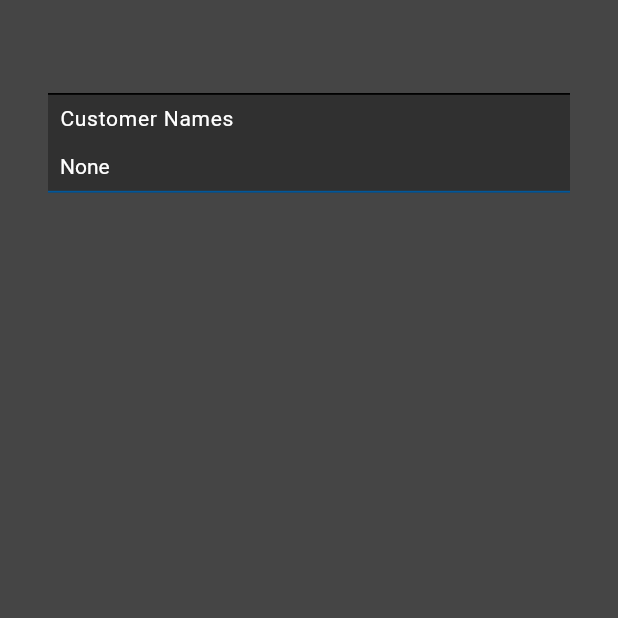
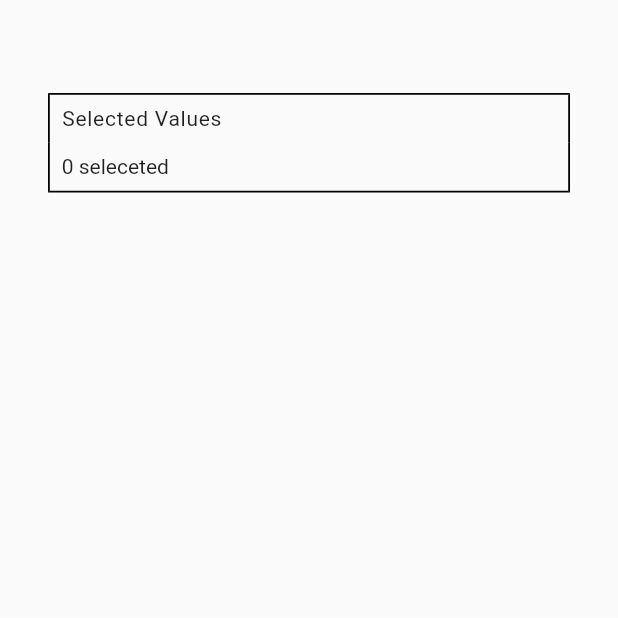
Before and after one commit to JitendraSinghThakur/multiselect, a Flutter app: the screen it shows after launch, on a phone screen of 412 x 824 dp, the top half of it. Run offline on Flutter 3.47's test engine with Material 2 defaults, Android fonts, the light colour scheme and no system bars.

Commit message:
get value and selected all count

```diff
--- a/lib/add_todo_button.dart
+++ b/lib/add_todo_button.dart
@@ -1,7 +1,6 @@
 import 'package:flutter/material.dart';
 import 'package:multiselected/data.dart';
 import 'package:multiselected/listdart.dart';
-import 'package:multiselected/styles.dart';
 import 'hero_dialog_route.dart';
 
 class OpenCustomerDetails extends StatefulWidget {
@@ -28,7 +27,7 @@ class _OpenCustomerDetailsState extends State<OpenCustomerDetails> {
     });
   }
 
-  String textvalue = "None";
+  String textvalue = "0 seleceted";
 
   void initState() {
     datatoParent3 = mainDataList;
@@ -63,11 +62,12 @@ class _OpenCustomerDetailsState extends State<OpenCustomerDetails> {
                       padding: EdgeInsets.all(8.0),
                       decoration: BoxDecoration(
                         border: Border(
-                          top: BorderSide(width: 1.2),
-                        ),
+                            top: BorderSide(width: 1.2),
+                            left: BorderSide(width: 1.2),
+                            right: BorderSide(width: 1.2)),
                       ),
                       child: Text(
-                        "Customer Names",
+                        "Selected Values",
                         style: TextStyle(letterSpacing: 0.5),
                       ),
                     ),
@@ -76,8 +76,9 @@ class _OpenCustomerDetailsState extends State<OpenCustomerDetails> {
                       padding: EdgeInsets.all(8.0),
                       decoration: BoxDecoration(
                         border: Border(
-                          bottom: BorderSide(
-                              width: 1.2, color: Colors.lightBlue.shade900),
+                          bottom: BorderSide(width: 1.2),
+                          left: BorderSide(width: 1.2),
+                          right: BorderSide(width: 1.2),
                         ),
                       ),
                       child: Text(textvalue),
@@ -139,7 +140,7 @@ class __OpenBoxState extends State<_OpenBox> {
         child: Hero(
           tag: _heroAddTodo,
           child: Material(
-            color: AppColors.accentColor,
+            color: Colors.white,
             elevation: 2,
             shape:
                 RoundedRectangleBorder(borderRadius: BorderRadius.circular(32)),
--- a/lib/main.dart
+++ b/lib/main.dart
@@ -11,7 +11,7 @@ class MyApp extends StatelessWidget {
   Widget build(BuildContext context) {
     return MaterialApp(
       debugShowCheckedModeBanner: false,
-      theme: ThemeData.dark(),
+      theme: ThemeData.light(),
       home: const Home(),
     );
   }
```
Also changed, not shown: lib/listdart.dart (+47 -32 lines).
